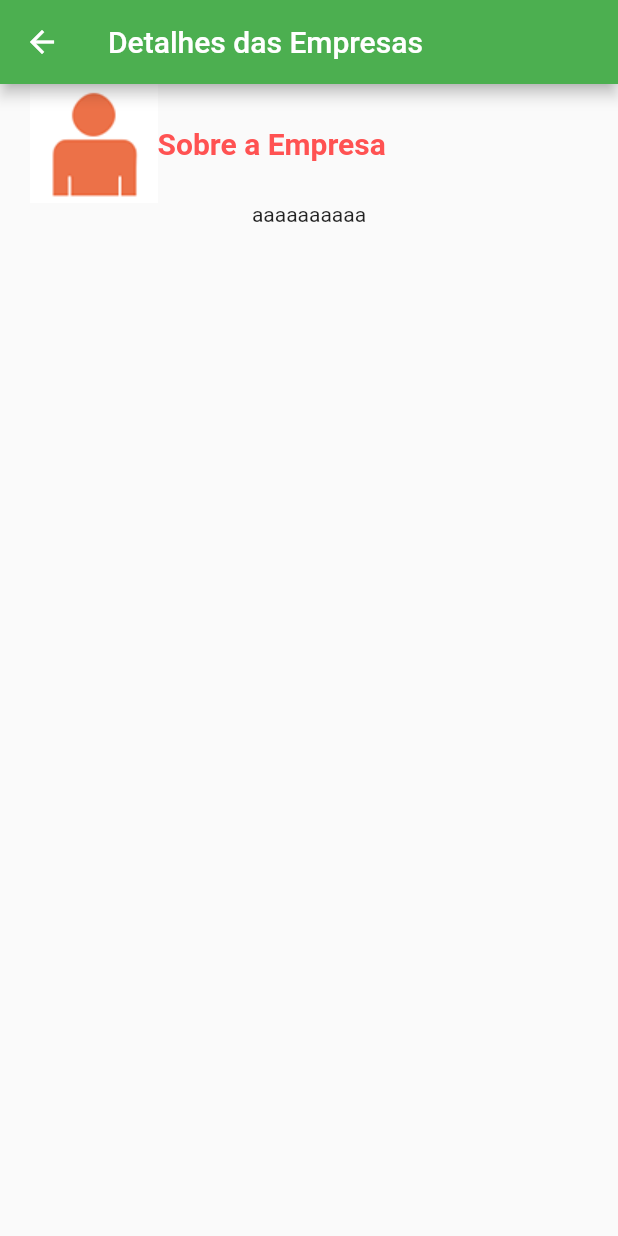
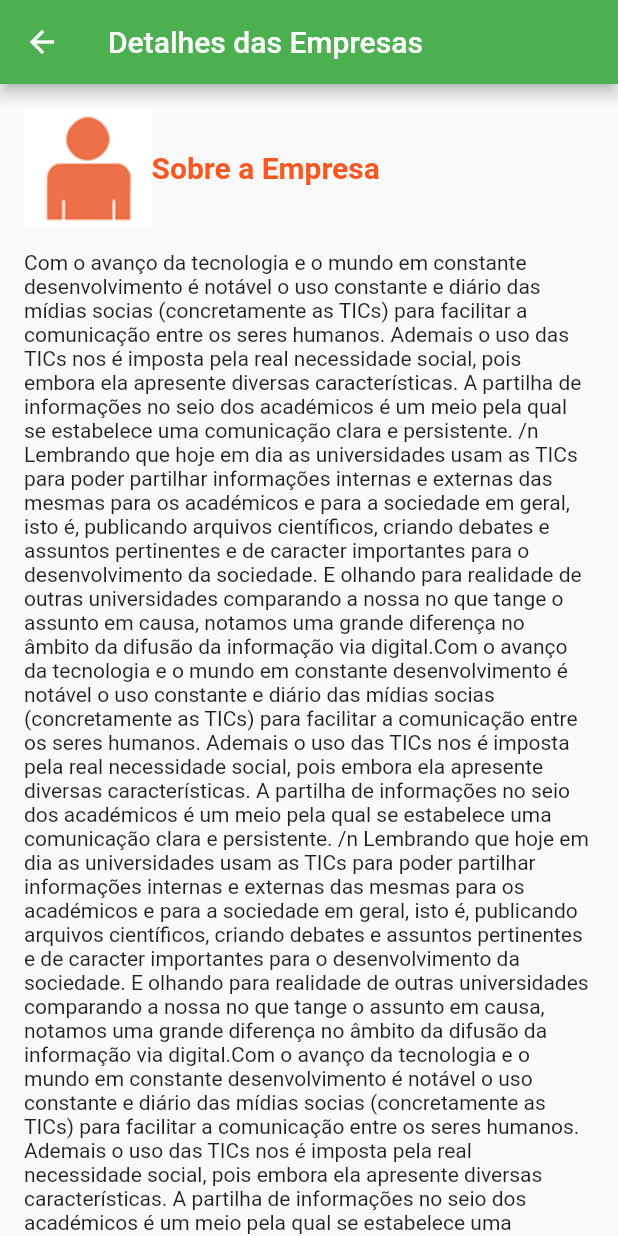
Before and after one commit to adilsontchameia/Atm-consultoria, a Flutter app: the DetalheEmpresa screen opened directly, on a phone screen of 412 x 824 dp. Run offline on Flutter 3.47's test engine with Material 2 defaults, Android fonts, the phone set to English and light mode, and no system bars.

Commit message:
Termino da tela empresa

```diff
--- a/lib/DetalheEmpresa.dart
+++ b/lib/DetalheEmpresa.dart
@@ -13,28 +13,33 @@ class _DetalheEmpresaState extends State<DetalheEmpresa> {
         title: Text("Detalhes das Empresas"),
         backgroundColor: Colors.green,
       ),
-      body: Container(
-        child: Column(
-          children: [
-            Container(
-              padding: EdgeInsets.only(left: 20),
-              child: Row(
+      body: SingleChildScrollView(
+        child: Container(
+          padding: EdgeInsets.all(16),
+          child: Column(
+            children: [
+              Row(
                 children: [
                   Image.asset("images/detalhe_empresa.png"),
                   Text(
                     ("Sobre a Empresa"),
                     style: TextStyle(
                         fontSize: 20,
-                        color: Colors.redAccent,
+                        color: Colors.deepOrange,
                         fontWeight: FontWeight.bold),
-                  )
+                  ),
                 ],
               ),
-            ),
-            SingleChildScrollView(
-              child: Text("aaaaaaaaaa"),
-            ),
-          ],
+              Padding(
+                padding: EdgeInsets.only(top: 16),
+                child: Text(
+                    "Com o avanço da tecnologia e o mundo em constante desenvolvimento é notável o uso constante e diário das mídias socias (concretamente as TICs) para facilitar a comunicação entre os seres humanos. Ademais o uso das TICs nos é imposta pela real necessidade social, pois embora ela apresente diversas características. A partilha de informações no seio dos académicos é um meio pela qual se estabelece uma comunicação clara e persistente. /n Lembrando que hoje em dia as universidades usam as TICs para poder partilhar informações internas e externas das mesmas para os académicos e para a sociedade em geral, isto é, publicando arquivos científicos, criando debates e assuntos pertinentes e de caracter importantes para o desenvolvimento da sociedade. E olhando para realidade de outras universidades comparando a nossa no que tange o assunto em causa, notamos uma grande diferença no âmbito da difusão da informação via digital."
+                    "Com o avanço da tecnologia e o mundo em constante desenvolvimento é notável o uso constante e diário das mídias socias (concretamente as TICs) para facilitar a comunicação entre os seres humanos. Ademais o uso das TICs nos é imposta pela real necessidade social, pois embora ela apresente diversas características. A partilha de informações no seio dos académicos é um meio pela qual se estabelece uma comunicação clara e persistente. /n Lembrando que hoje em dia as universidades usam as TICs para poder partilhar informações internas e externas das mesmas para os académicos e para a sociedade em geral, isto é, publicando arquivos científicos, criando debates e assuntos pertinentes e de caracter importantes para o desenvolvimento da sociedade. E olhando para realidade de outras universidades comparando a nossa no que tange o assunto em causa, notamos uma grande diferença no âmbito da difusão da informação via digital."
+                    "Com o avanço da tecnologia e o mundo em constante desenvolvimento é notável o uso constante e diário das mídias socias (concretamente as TICs) para facilitar a comunicação entre os seres humanos. Ademais o uso das TICs nos é imposta pela real necessidade social, pois embora ela apresente diversas características. A partilha de informações no seio dos académicos é um meio pela qual se estabelece uma comunicação clara e persistente. /n Lembrando que hoje em dia as universidades usam as TICs para poder partilhar informações internas e externas das mesmas para os académicos e para a sociedade em geral, isto é, publicando arquivos científicos, criando debates e assuntos pertinentes e de caracter importantes para o desenvolvimento da sociedade. E olhando para realidade de outras universidades comparando a nossa no que tange o assunto em causa, notamos uma grande diferença no âmbito da difusão da informação via digital."
+                    ),
+              )
+            ],
+          ),
         ),
       ),
     );
```
